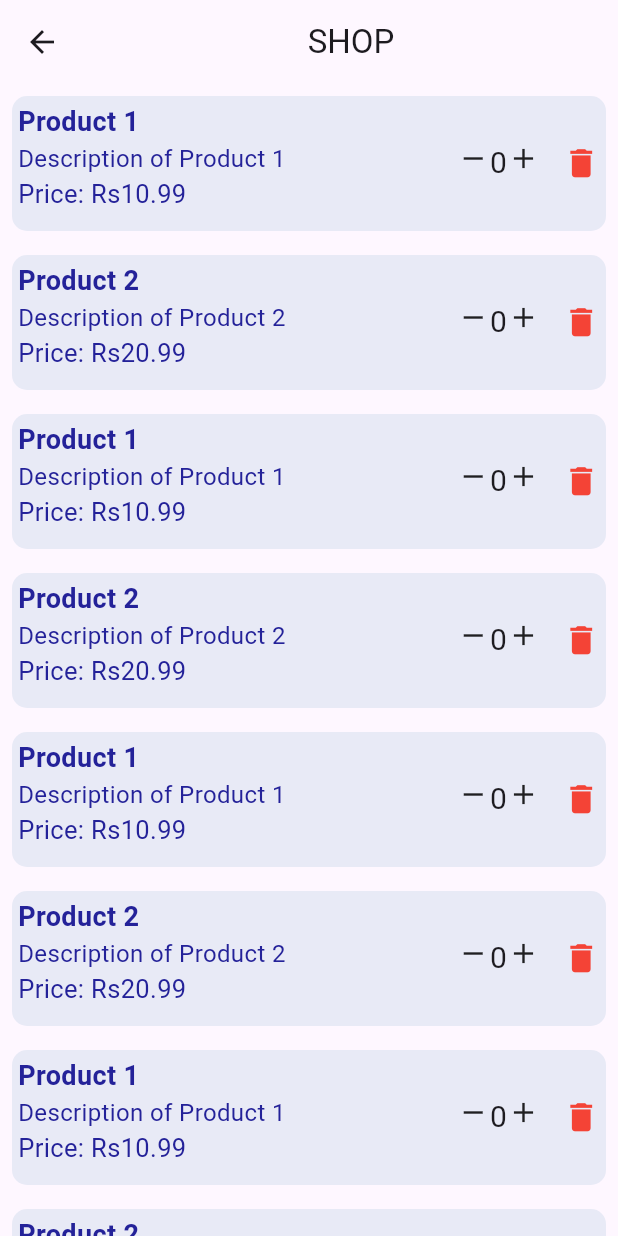
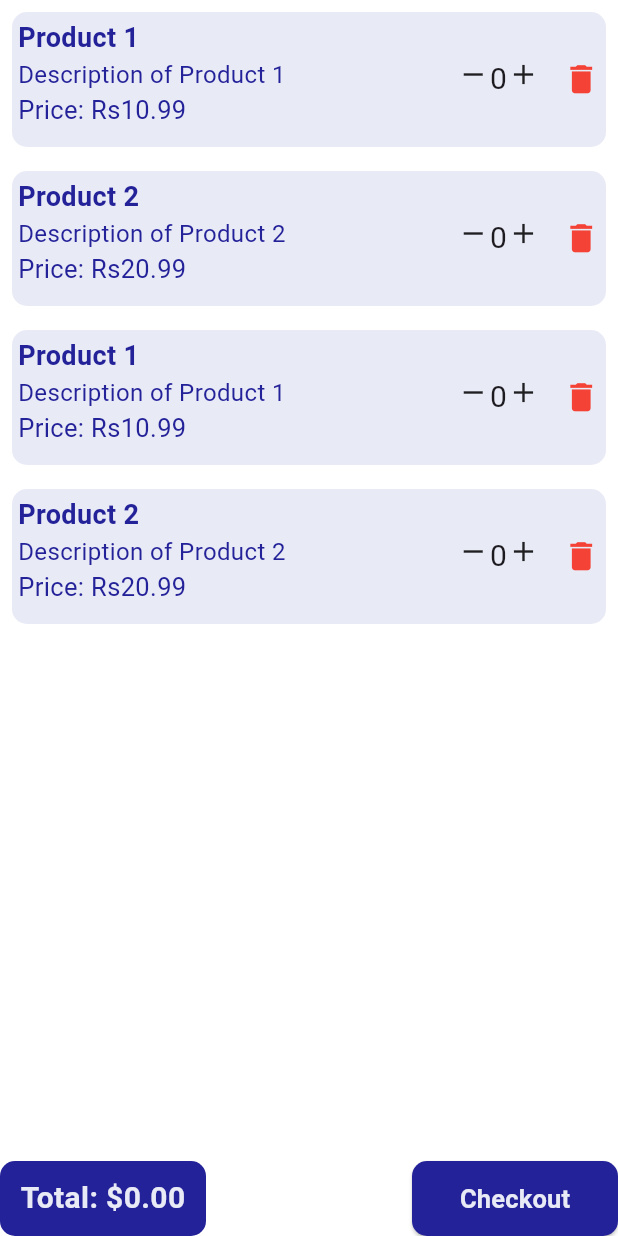
Before and after one commit to alisiddiqui03/Stop-Shop, a Flutter app: the Cart screen opened directly, on a phone screen of 412 x 824 dp. Run offline on Flutter 3.47's test engine with Material 3 defaults, Android fonts, the phone set to English and light mode, and no system bars; our stand-ins replace cloud_firestore, firebase_auth, firebase_core, fluttertoast; missing offline and left inert: simple_barcode_scanner; accounts and stored records are empty.

Commit message:
UI UPDATE

```diff
--- /dev/null
+++ b/lib/Screens/checkout_page.dart
@@ -0,0 +1,10 @@
+import 'package:flutter/material.dart';
+
+class Checkout extends StatelessWidget {
+  const Checkout({super.key});
+
+  @override
+  Widget build(BuildContext context) {
+    return const Placeholder();
+  }
+}
--- a/lib/home_screen.dart
+++ b/lib/Screens/home_screen.dart
@@ -1,8 +1,10 @@
 import 'package:cloud_firestore/cloud_firestore.dart';
 import 'package:firebase_auth/firebase_auth.dart';
+import 'package:flutter/cupertino.dart';
 import 'package:flutter/material.dart';
 import 'package:flutter/widgets.dart';
 import 'package:simple_barcode_scanner/simple_barcode_scanner.dart';
+import 'package:stopshop/Screens/checkout_page.dart';
 
 class HomeScreen extends StatefulWidget {
   const HomeScreen({super.key});
@@ -41,12 +43,14 @@ class _HomeScreenState extends State<HomeScreen> with TickerProviderStateMixin {
     Size size = MediaQuery.of(context).size;
     return SafeArea(
       child: Scaffold(
+          backgroundColor: Colors.white,
           appBar: AppBar(
+            iconTheme: IconThemeData(color: Color.fromRGBO(232, 234, 246, 1)),
             centerTitle: true,
-            backgroundColor: const Color.fromARGB(255, 24, 181, 0),
+            backgroundColor: const Color.fromRGBO(36, 34, 921, 1),
             title: const Text('STOP & SHOP',
                 style: TextStyle(
-                    color: Colors.white,
+                    color: Color.fromRGBO(232, 234, 246, 1),
                     fontSize: 22,
                     fontWeight: FontWeight.bold)),
           ),
@@ -157,6 +161,7 @@ class _ScanProductState extends State<ScanProduct> {
   @override
   Widget build(BuildContext context) {
     return Scaffold(
+      backgroundColor: const Color.fromRGBO(255, 255, 255, 1),
       body: Padding(
         padding: const EdgeInsets.all(8.0),
         child: Center(
@@ -181,14 +186,14 @@ class _ScanProductState extends State<ScanProduct> {
                         borderRadius: BorderRadius.circular(50.0),
                         // side: BorderSide(color: Colors.red)
                       ),
-                      backgroundColor: const Color.fromARGB(255, 24, 181, 0),
+                      backgroundColor: const Color.fromRGBO(36, 34, 921, 1),
                     ),
                     child: const Text(
                       'CLICK TO SCAN',
                       style: TextStyle(
                           fontWeight: FontWeight.w700,
                           fontSize: 18,
-                          color: Color.fromARGB(255, 0, 0, 0)),
+                          color: Color.fromRGBO(232, 234, 246, 1)),
                     ),
                     onPressed: () async {
                       var res = await Navigator.push(
@@ -216,6 +221,20 @@ class _ScanProductState extends State<ScanProduct> {
   }
 }
 
+class Product {
+  String name;
+  double price;
+  String description;
+  int quantity;
+
+  Product({
+    required this.name,
+    required this.price,
+    required this.description,
+    this.quantity = 0,
+  });
+}
+
 class Cart extends StatefulWidget {
   const Cart({super.key});
 
@@ -224,64 +243,49 @@ class Cart extends StatefulWidget {
 }
 
 class _CartState extends State<Cart> {
-  List<Map<String, dynamic>> productDetails = [
-    {
-      "name": "Product 1",
-      "price": 10.99,
-      "description": "Description of Product 1"
-    },
-    {
-      "name": "Product 2",
-      "price": 20.99,
-      "description": "Description of Product 2"
-    },
-    {
-      "name": "Product 1",
-      "price": 10.99,
-      "description": "Description of Product 1"
-    },
-    {
-      "name": "Product 2",
-      "price": 20.99,
-      "description": "Description of Product 2"
-    },
-    {
-      "name": "Product 1",
-      "price": 10.99,
-      "description": "Description of Product 1"
-    },
-    {
-      "name": "Product 2",
-      "price": 20.99,
-      "description": "Description of Product 2"
-    },
-    {
-      "name": "Product 1",
-      "price": 10.99,
-      "description": "Description of Product 1"
-    },
-    {
-      "name": "Product 2",
-      "price": 20.99,
-      "description": "Description of Product 2"
-    },
-    // Add more product details as needed
+  List<Product> products = [
+    Product(
+      name: "Product 1",
+      price: 10.99,
+      description: "Description of Product 1",
+    ),
+    Product(
+      name: "Product 2",
+      price: 20.99,
+      description: "Description of Product 2",
+    ),
+    Product(
+      name: "Product 1",
+      price: 10.99,
+      description: "Description of Product 1",
+    ),
+    Product(
+      name: "Product 2",
+      price: 20.99,
+      description: "Description of Product 2",
+    ),
   ];
+
+  double getTotalCost() {
+    double total = 0.0;
+    for (var product in products) {
+      total += product.price * product.quantity;
+    }
+    return total;
+  }
 
   void _deleteProduct(int index) {
     setState(() {
-      productDetails.removeAt(index);
+      products.removeAt(index);
     });
   }
 
   @override
   Widget build(BuildContext context) {
     return Scaffold(
-      appBar: AppBar(
-        title: Center(child: Text("SHOP")),
-      ),
+        backgroundColor: const Color.fromRGBO(255, 255, 255, 1),
         body: ListView.builder(
-        itemCount: productDetails.length,
+          itemCount: products.length,
           itemBuilder: (context, index) {
             return Padding(
               padding: const EdgeInsets.all(8.0),
@@ -299,26 +303,31 @@ class _CartState extends State<Cart> {
                         crossAxisAlignment: CrossAxisAlignment.start,
                         children: [
                           Text(
-                          productDetails[index]["name"],
+                            products[index].name,
                             style: TextStyle(
                                 fontSize: 18,
                                 fontWeight: FontWeight.bold,
                                 color: Color.fromRGBO(36, 34, 921, 1)),
                           ),
-                        Text(productDetails[index]["description"],
+                          Text(products[index].description,
                               style: TextStyle(
                                   fontSize: 16,
                                   color: Color.fromRGBO(36, 34, 921, 1))),
-                        Text(
-                            "Price: \Rs${productDetails[index]["price"]}"
-                                .toString(),
+                          Text("Price: \Rs${products[index].price}".toString(),
                               style: TextStyle(
                                   fontSize: 17,
                                   color: Color.fromRGBO(36, 34, 921, 1))),
                         ],
                       ),
                       Spacer(),
-                    CounterApp(),
+                      CounterApp(
+                        initialValue: products[index].quantity,
+                        onValueChanged: (value) {
+                          setState(() {
+                            products[index].quantity = value;
+                          });
+                        },
+                      ),
                       SizedBox(width: 15),
                       GestureDetector(
                         onTap: () => _deleteProduct(index),
@@ -333,21 +342,87 @@ class _CartState extends State<Cart> {
             );
           },
         ),
-    );
+        bottomNavigationBar: Row(
+          children: [
+            Expanded(
+              child: Container(
+                width: MediaQuery.of(context).size.width,
+                height: 50,
+                decoration: BoxDecoration(
+                  color: Color.fromRGBO(36, 34, 921, 1),
+                  borderRadius: BorderRadius.circular(10.0),
+                ),
+                child: Center(
+                  child: Text(
+                    'Total: \$${getTotalCost().toStringAsFixed(2)}',
+                    style: TextStyle(
+                        fontSize: 20.0,
+                        color: Color.fromRGBO(232, 234, 246, 1),
+                        fontWeight: FontWeight.bold),
+                  ),
+                ),
+              ),
+            ),
+            Spacer(),
+            Expanded(
+              child: Container(
+                  width: MediaQuery.of(context).size.width,
+                  height: 50,
+                  child: ElevatedButton(
+                    style: ElevatedButton.styleFrom(
+                      shape: RoundedRectangleBorder(
+                        borderRadius: BorderRadius.circular(10.0),
+                        // side: BorderSide(color: Colors.red)
+                      ),
+                      backgroundColor: const Color.fromRGBO(36, 34, 921, 1),
+                    ),
+                    child: const Center(
+                      child: Text(
+                        'Checkout',
+                        style: TextStyle(
+                            fontWeight: FontWeight.w700,
+                            fontSize: 17,
+                            color: Color.fromRGBO(232, 234, 246, 1)),
+                      ),
+                    ),
+                    onPressed: () {
+                      Navigator.of(context).push(MaterialPageRoute(
+                          builder: (context) => const Checkout()));
+                    },
+                  )),
+            ),
+          ],
+        ));
   }
 }
 
 class CounterApp extends StatefulWidget {
+  final int initialValue;
+  final ValueChanged<int> onValueChanged;
+
+  const CounterApp({
+    Key? key,
+    required this.initialValue,
+    required this.onValueChanged,
+  }) : super(key: key);
+
   @override
   _CounterAppState createState() => _CounterAppState();
 }
 
 class _CounterAppState extends State<CounterApp> {
-  int _counter = 0;
+  late int _counter;
+
+  @override
+  void initState() {
+    super.initState();
+    _counter = widget.initialValue;
+  }
 
   void _incrementCounter() {
     setState(() {
       _counter++;
+      widget.onValueChanged(_counter);
     });
   }
 
@@ -355,6 +430,7 @@ class _CounterAppState extends State<CounterApp> {
     setState(() {
       if (_counter > 0) {
         _counter--;
+        widget.onValueChanged(_counter);
       }
     });
   }
@@ -375,7 +451,9 @@ class _CounterAppState extends State<CounterApp> {
           style: TextStyle(fontSize: 20.0),
         ),
         GestureDetector(
-            onTap: _incrementCounter, child: Icon(Icons.add, size: 22)),
+          onTap: _incrementCounter,
+          child: Icon(Icons.add, size: 22),
+        ),
       ],
     );
   }
--- a/lib/main.dart
+++ b/lib/main.dart
@@ -1,7 +1,6 @@
 import 'package:flutter/material.dart';
-import 'package:stopshop/Authentication/signup_screen.dart';
+import 'package:stopshop/Screens/splash_screen.dart';
 import 'package:stopshop/firebase_options.dart';
-import 'package:stopshop/home_screen.dart';
 import 'package:firebase_core/firebase_core.dart';
 
 void main() async {
@@ -18,7 +17,7 @@ class MyApp extends StatelessWidget {
   Widget build(BuildContext context) {
     return const MaterialApp(
       debugShowCheckedModeBanner: false,
-      home: HomeScreen(),
+      home: SplashScreen(),
     );
   }
 }
```
Also changed, not shown: lib/Authentication/forget_password.dart (+4 -3 lines), lib/Authentication/login_screen.dart (+8 -7 lines), lib/Authentication/signup_screen.dart (+4 -3 lines), lib/Screens/splash_screen.dart (renamed from lib/splash_screen.dart, +5 -4 lines). Lines whose indentation alone changed are shown as unchanged.
